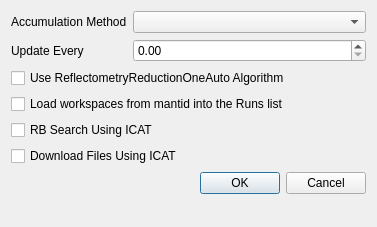
First picture: the form in Code/Mantid/scripts/Interface/ui/reflectometer/refl_options_window.ui, repository mantidproject/mantid, before the edit.
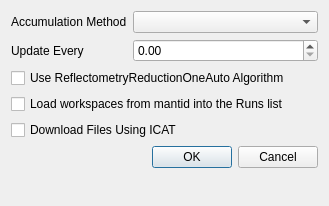
Second picture: the form after the edit.

Commit message:
Remove "Search ICAT" from Refl UI .ui files.
Refs #10098.

Patch:
```diff
--- a/Code/Mantid/scripts/Interface/ui/reflectometer/refl_options_window.ui
+++ b/Code/Mantid/scripts/Interface/ui/reflectometer/refl_options_window.ui
@@ -6,8 +6,8 @@
    <rect>
     <x>0</x>
     <y>0</y>
-    <width>377</width>
-    <height>227</height>
+    <width>329</width>
+    <height>206</height>
    </rect>
   </property>
   <property name="windowTitle">
@@ -62,13 +62,13 @@
     </widget>
    </item>
    <item row="6" column="0" colspan="2">
-    <widget class="QCheckBox" name="checkICATSearch">
+    <widget class="QCheckBox" name="checkICATDownload">
      <property name="text">
-      <string>RB Search Using ICAT</string>
+      <string>Download Files Using ICAT</string>
      </property>
     </widget>
    </item>
-   <item row="8" column="0" colspan="2">
+   <item row="7" column="0" colspan="2">
     <widget class="QDialogButtonBox" name="buttonsLive">
      <property name="orientation">
       <enum>Qt::Horizontal</enum>
@@ -78,13 +78,6 @@
      </property>
     </widget>
    </item>
-   <item row="7" column="0" colspan="2">
-    <widget class="QCheckBox" name="checkICATDownload">
-     <property name="text">
-      <string>Download Files Using ICAT</string>
-     </property>
-    </widget>
-   </item>
   </layout>
  </widget>
  <resources/>
```
The commit also changes 3 other files.
